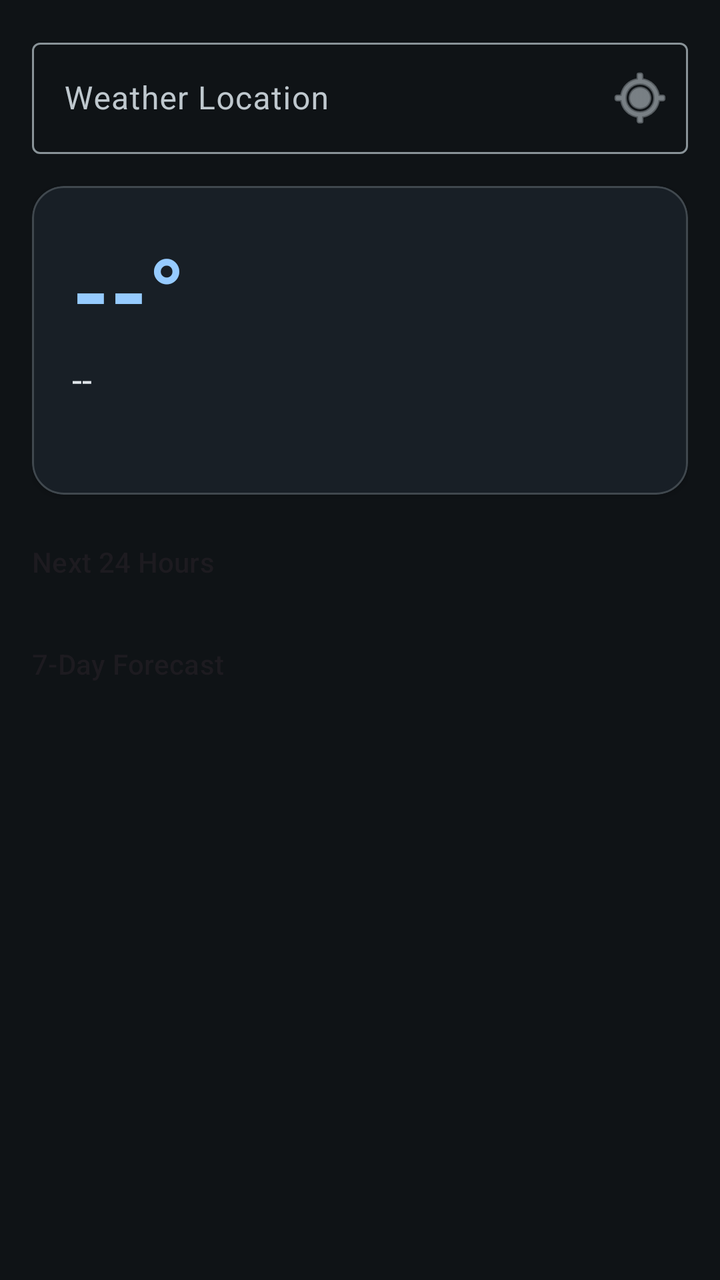
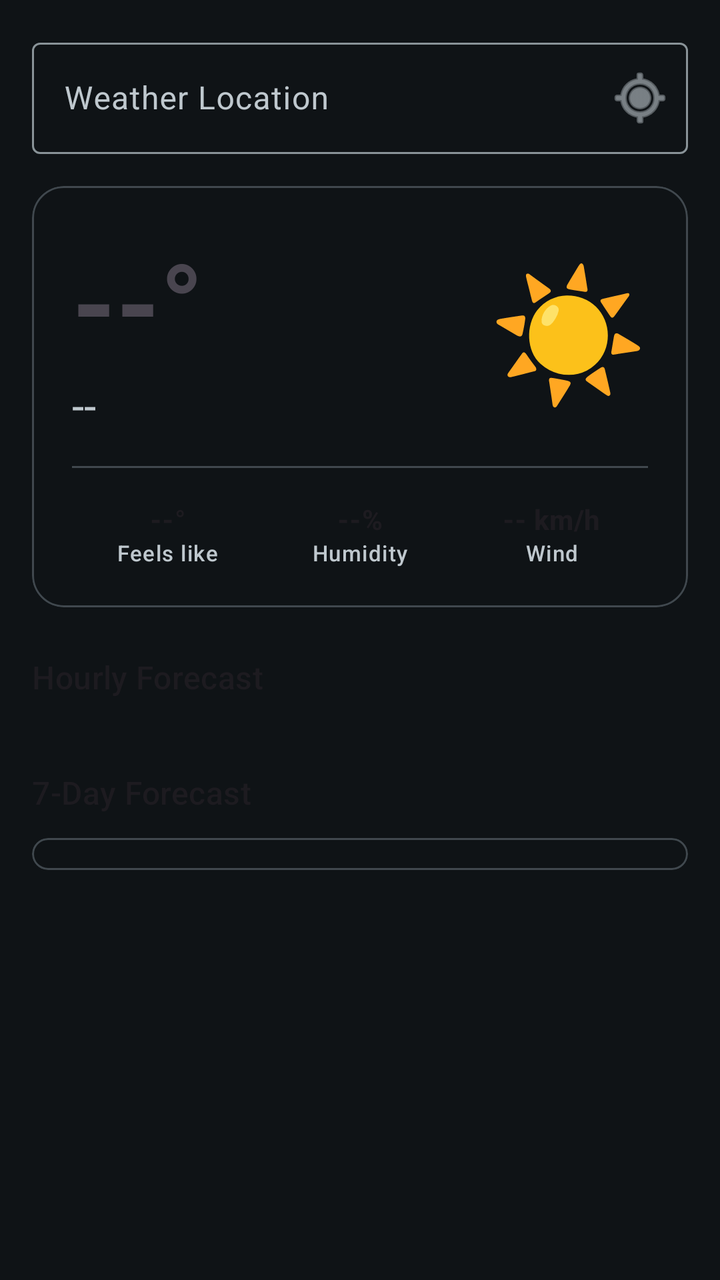

Before-and-after screenshots of an Android layout around one commit, followed by the original layout XML and the change that was made.
<!-- AndroidManifest.xml: application theme Theme.RiverSong -->
<!-- res/layout/fragment_feeds_weather.xml -->
<?xml version="1.0" encoding="utf-8"?>
<androidx.core.widget.NestedScrollView
    xmlns:android="http://schemas.android.com/apk/res/android"
    xmlns:app="http://schemas.android.com/apk/res-auto"
    android:layout_width="match_parent"
    android:layout_height="match_parent">

    <LinearLayout
        android:layout_width="match_parent"
        android:layout_height="wrap_content"
        android:orientation="vertical"
        android:padding="16dp">

        <com.google.android.material.textfield.TextInputLayout
            android:id="@+id/layoutLocation"
            style="@style/Widget.Material3.TextInputLayout.OutlinedBox"
            android:layout_width="match_parent"
            android:layout_height="wrap_content"
            android:hint="Weather Location"
            app:endIconMode="custom"
            app:endIconDrawable="@android:drawable/ic_menu_mylocation">
            <com.google.android.material.textfield.TextInputEditText
                android:id="@+id/editTextLocation"
                android:layout_width="match_parent"
                android:layout_height="wrap_content"
                android:imeOptions="actionDone"
                android:inputType="textCapWords" />
        </com.google.android.material.textfield.TextInputLayout>

        <com.google.android.material.card.MaterialCardView
            android:id="@+id/cardCurrentWeather"
            android:layout_width="match_parent"
            android:layout_height="wrap_content"
            android:layout_marginTop="16dp"
            app:cardElevation="2dp"
            app:cardCornerRadius="16dp">

            <LinearLayout
                android:layout_width="match_parent"
                android:layout_height="wrap_content"
                android:orientation="vertical"
                android:padding="20dp">

                <TextView
                    android:id="@+id/textViewWeatherTemp"
                    android:layout_width="wrap_content"
                    android:layout_height="wrap_content"
                    android:textSize="48sp"
                    android:textStyle="bold"
                    android:textColor="?attr/colorPrimary"
                    android:text="--°" />

                <TextView
                    android:id="@+id/textViewWeatherCondition"
                    android:layout_width="wrap_content"
                    android:layout_height="wrap_content"
                    android:textSize="18sp"
                    android:textColor="?attr/colorOnSurface"
                    android:text="--" />

                <TextView
                    android:id="@+id/textViewWeatherDetails"
                    android:layout_width="wrap_content"
                    android:layout_height="wrap_content"
                    android:textSize="13sp"
                    android:textColor="?attr/colorOnSurfaceVariant"
                    android:layout_marginTop="8dp"
                    android:text="" />

            </LinearLayout>
        </com.google.android.material.card.MaterialCardView>

        
        <TextView
            android:layout_width="match_parent"
            android:layout_height="wrap_content"
            android:text="Next 24 Hours"
            android:textAppearance="@style/TextAppearance.Material3.LabelLarge"
            android:layout_marginTop="24dp"
            android:layout_marginBottom="8dp" />

        <HorizontalScrollView
            android:layout_width="match_parent"
            android:layout_height="wrap_content"
            android:scrollbars="none">
            <LinearLayout
                android:id="@+id/layoutHourly"
                android:layout_width="wrap_content"
                android:layout_height="wrap_content"
                android:orientation="horizontal" />
        </HorizontalScrollView>

        
        <TextView
            android:layout_width="match_parent"
            android:layout_height="wrap_content"
            android:text="7-Day Forecast"
            android:textAppearance="@style/TextAppearance.Material3.LabelLarge"
            android:layout_marginTop="24dp"
            android:layout_marginBottom="8dp" />

        <androidx.recyclerview.widget.RecyclerView
            android:id="@+id/recyclerViewDaily"
            android:layout_width="match_parent"
            android:layout_height="wrap_content"
            android:nestedScrollingEnabled="false" />

        
        <com.google.android.material.card.MaterialCardView
            android:id="@+id/cardWeatherAlerts"
            android:layout_width="match_parent"
            android:layout_height="wrap_content"
            android:layout_marginTop="24dp"
            android:visibility="gone"
            android:backgroundTint="@color/river_song_error_container"
            app:cardElevation="0dp"
            app:strokeWidth="1dp"
            app:strokeColor="?attr/colorError">

            <LinearLayout
                android:id="@+id/layoutAlerts"
                android:layout_width="match_parent"
                android:layout_height="wrap_content"
                android:orientation="vertical"
                android:padding="16dp">
                <TextView
                    android:layout_width="match_parent"
                    android:layout_height="wrap_content"
                    android:text="⚠ Weather Alerts"
                    android:textStyle="bold"
                    android:textColor="?attr/colorOnErrorContainer" />
            </LinearLayout>
        </com.google.android.material.card.MaterialCardView>

    </LinearLayout>
</androidx.core.widget.NestedScrollView>
<!-- resources referenced by this layout -->
<resources>
  <color name="river_song_error_container">#93000A</color>
  <color name="rs_blue_primary">#96CBFF</color>
  <color name="rs_blue_on_primary">#003354</color>
  <color name="rs_blue_primary_container">#004A77</color>
  <color name="rs_blue_on_primary_container">#CAE6FF</color>
  <color name="rs_blue_secondary">#B6C9D9</color>
  <color name="rs_blue_on_secondary">#213242</color>
  <color name="rs_blue_secondary_container">#384959</color>
  <color name="rs_blue_on_secondary_container">#D2E5F5</color>
  <color name="rs_blue_tertiary">#D9BBFF</color>
  <color name="rs_blue_on_tertiary">#3E1F77</color>
  <color name="rs_blue_tertiary_container">#55368F</color>
  <color name="rs_blue_on_tertiary_container">#EEDCFF</color>
  <color name="rs_blue_error">#FFB4AB</color>
  <color name="rs_blue_on_error">#690005</color>
  <color name="rs_blue_error_container">#93000A</color>
  <color name="rs_blue_on_error_container">#FFDAD6</color>
  <color name="rs_blue_background">#0F1316</color>
  <color name="rs_blue_on_surface">#DEE4E9</color>
  <color name="rs_blue_surface">#0F1316</color>
  <color name="rs_blue_surface_variant">#1B2023</color>
  <color name="rs_blue_on_surface_variant">#BFC8CE</color>
  <color name="rs_blue_outline">#899398</color>
  <color name="rs_blue_outline_variant">#40484E</color>
  <color name="rs_blue_warn">#FFB86C</color>
  <style name="ShapeAppearance.RiverSong.XS" parent="">
          <item name="cornerSize">4dp</item>
      </style>
  <style name="ShapeAppearance.RiverSong.SM" parent="">
          <item name="cornerSize">8dp</item>
      </style>
  <style name="ShapeAppearance.RiverSong.MD" parent="">
          <item name="cornerSize">12dp</item>
      </style>
  <style name="ShapeAppearance.RiverSong.LG" parent="">
          <item name="cornerSize">16dp</item>
      </style>
  <style name="ShapeAppearance.RiverSong.XL" parent="">
          <item name="cornerSize">20dp</item>
      </style>
  <!-- unchanged entries left out for length: 1 -->
</resources>

<!-- the commit's change to res/layout/fragment_feeds_weather.xml (unified diff, before → after) -->
@@ -1,7 +1,7 @@
 <?xml version="1.0" encoding="utf-8"?>
-<androidx.core.widget.NestedScrollView
-    xmlns:android="http://schemas.android.com/apk/res/android"
+<androidx.core.widget.NestedScrollView xmlns:android="http://schemas.android.com/apk/res/android"
     xmlns:app="http://schemas.android.com/apk/res-auto"
+    xmlns:tools="http://schemas.android.com/tools"
     android:layout_width="match_parent"
     android:layout_height="match_parent">
 
@@ -27,13 +27,16 @@
                 android:inputType="textCapWords" />
         </com.google.android.material.textfield.TextInputLayout>
 
+        
         <com.google.android.material.card.MaterialCardView
             android:id="@+id/cardCurrentWeather"
             android:layout_width="match_parent"
             android:layout_height="wrap_content"
             android:layout_marginTop="16dp"
-            app:cardElevation="2dp"
-            app:cardCornerRadius="16dp">
+            app:cardCornerRadius="16dp"
+            app:cardElevation="0dp"
+            app:strokeWidth="1dp"
+            app:strokeColor="?attr/colorOutlineVariant">
 
             <LinearLayout
                 android:layout_width="match_parent"
@@ -41,32 +44,117 @@
                 android:orientation="vertical"
                 android:padding="20dp">
 
-                <TextView
-                    android:id="@+id/textViewWeatherTemp"
-                    android:layout_width="wrap_content"
+                <LinearLayout
+                    android:layout_width="match_parent"
                     android:layout_height="wrap_content"
-                    android:textSize="48sp"
-                    android:textStyle="bold"
-                    android:textColor="?attr/colorPrimary"
-                    android:text="--°" />
-
-                <TextView
-                    android:id="@+id/textViewWeatherCondition"
-                    android:layout_width="wrap_content"
+                    android:gravity="center_vertical"
+                    android:orientation="horizontal">
+
+                    <LinearLayout
+                        android:layout_width="0dp"
+                        android:layout_height="wrap_content"
+                        android:layout_weight="1"
+                        android:orientation="vertical">
+                        <TextView
+                            android:id="@+id/textViewWeatherTemp"
+                            android:layout_width="wrap_content"
+                            android:layout_height="wrap_content"
+                            android:text="--°"
+                            android:textAppearance="@style/TextAppearance.Material3.HeadlineLarge"
+                            android:textSize="56sp"
+                            android:textStyle="bold" />
+                        <TextView
+                            android:id="@+id/textViewWeatherCondition"
+                            android:layout_width="wrap_content"
+                            android:layout_height="wrap_content"
+                            android:text="--"
+                            android:textAppearance="@style/TextAppearance.Material3.TitleLarge"
+                            android:textColor="?attr/colorOnSurfaceVariant" />
+                    </LinearLayout>
+
+                    <TextView
+                        android:id="@+id/textViewWeatherIcon"
+                        android:layout_width="wrap_content"
+                        android:layout_height="wrap_content"
+                        android:text="☀️"
+                        android:textSize="64sp" />
+                </LinearLayout>
+
+                <View
+                    android:layout_width="match_parent"
+                    android:layout_height="1dp"
+                    android:layout_marginVertical="16dp"
+                    android:background="?attr/colorOutlineVariant" />
+
+                <LinearLayout
+                    android:layout_width="match_parent"
                     android:layout_height="wrap_content"
-                    android:textSize="18sp"
-                    android:textColor="?attr/colorOnSurface"
-                    android:text="--" />
-
-                <TextView
-                    android:id="@+id/textViewWeatherDetails"
-                    android:layout_width="wrap_content"
-                    android:layout_height="wrap_content"
-                    android:textSize="13sp"
-                    android:textColor="?attr/colorOnSurfaceVariant"
-                    android:layout_marginTop="8dp"
-                    android:text="" />
-
+                    android:orientation="horizontal">
+
+                    <LinearLayout
+                        android:layout_width="0dp"
+                        android:layout_height="wrap_content"
+                        android:layout_weight="1"
+                        android:gravity="center"
+                        android:orientation="vertical">
+                        <TextView
+                            android:id="@+id/textViewFeelsLike"
+                            android:layout_width="wrap_content"
+                            android:layout_height="wrap_content"
+                            android:text="--°"
+                            android:textAppearance="@style/TextAppearance.Material3.LabelLarge"
+                            android:textStyle="bold" />
+                        <TextView
+                            android:layout_width="wrap_content"
+                            android:layout_height="wrap_content"
+                            android:text="Feels like"
+                            android:textAppearance="@style/TextAppearance.Material3.LabelSmall"
+                            android:textColor="?attr/colorOnSurfaceVariant" />
+                    </LinearLayout>
+
+                    <LinearLayout
+                        android:layout_width="0dp"
+                        android:layout_height="wrap_content"
+                        android:layout_weight="1"
+                        android:gravity="center"
+                        android:orientation="vertical">
+                        <TextView
+                            android:id="@+id/textViewHumidity"
+                            android:layout_width="wrap_content"
+                            android:layout_height="wrap_content"
+                            android:text="--%"
+                            android:textAppearance="@style/TextAppearance.Material3.LabelLarge"
+                            android:textStyle="bold" />
+                        <TextView
+                            android:layout_width="wrap_content"
+                            android:layout_height="wrap_content"
+                            android:text="Humidity"
+                            android:textAppearance="@style/TextAppearance.Material3.LabelSmall"
+                            android:textColor="?attr/colorOnSurfaceVariant" />
+                    </LinearLayout>
+
+                    <LinearLayout
+                        android:layout_width="0dp"
+                        android:layout_height="wrap_content"
+                        android:layout_weight="1"
+                        android:gravity="center"
+                        android:orientation="vertical">
+                        <TextView
+                            android:id="@+id/textViewWind"
+                            android:layout_width="wrap_content"
+                            android:layout_height="wrap_content"
+                            android:text="-- km/h"
+                            android:textAppearance="@style/TextAppearance.Material3.LabelLarge"
+                            android:textStyle="bold" />
+                        <TextView
+                            android:layout_width="wrap_content"
+                            android:layout_height="wrap_content"
+                            android:text="Wind"
+                            android:textAppearance="@style/TextAppearance.Material3.LabelSmall"
+                            android:textColor="?attr/colorOnSurfaceVariant" />
+                    </LinearLayout>
+
+                </LinearLayout>
             </LinearLayout>
         </com.google.android.material.card.MaterialCardView>
 
@@ -74,14 +162,15 @@
         <TextView
             android:layout_width="match_parent"
             android:layout_height="wrap_content"
-            android:text="Next 24 Hours"
-            android:textAppearance="@style/TextAppearance.Material3.LabelLarge"
             android:layout_marginTop="24dp"
-            android:layout_marginBottom="8dp" />
+            android:text="Hourly Forecast"
+            android:textAppearance="@style/TextAppearance.Material3.TitleMedium" />
 
         <HorizontalScrollView
-            android:layout_width="match_parent"
-            android:layout_height="wrap_content"
+            android:id="@+id/scrollViewHourly"
+            android:layout_width="match_parent"
+            android:layout_height="wrap_content"
+            android:layout_marginTop="12dp"
             android:scrollbars="none">
             <LinearLayout
                 android:id="@+id/layoutHourly"
@@ -94,16 +183,25 @@
         <TextView
             android:layout_width="match_parent"
             android:layout_height="wrap_content"
+            android:layout_marginTop="24dp"
             android:text="7-Day Forecast"
-            android:textAppearance="@style/TextAppearance.Material3.LabelLarge"
-            android:layout_marginTop="24dp"
-            android:layout_marginBottom="8dp" />
-
-        <androidx.recyclerview.widget.RecyclerView
-            android:id="@+id/recyclerViewDaily"
-            android:layout_width="match_parent"
-            android:layout_height="wrap_content"
-            android:nestedScrollingEnabled="false" />
+            android:textAppearance="@style/TextAppearance.Material3.TitleMedium" />
+
+        <com.google.android.material.card.MaterialCardView
+            android:layout_width="match_parent"
+            android:layout_height="wrap_content"
+            android:layout_marginTop="12dp"
+            app:cardCornerRadius="16dp"
+            app:cardElevation="0dp"
+            app:strokeWidth="1dp"
+            app:strokeColor="?attr/colorOutlineVariant">
+            <androidx.recyclerview.widget.RecyclerView
+                android:id="@+id/recyclerViewDaily"
+                android:layout_width="match_parent"
+                android:layout_height="wrap_content"
+                android:nestedScrollingEnabled="false"
+                android:paddingVertical="8dp" />
+        </com.google.android.material.card.MaterialCardView>
 
         
         <com.google.android.material.card.MaterialCardView
@@ -112,11 +210,9 @@
             android:layout_height="wrap_content"
             android:layout_marginTop="24dp"
             android:visibility="gone"
-            android:backgroundTint="@color/river_song_error_container"
             app:cardElevation="0dp"
             app:strokeWidth="1dp"
             app:strokeColor="?attr/colorError">
-
             <LinearLayout
                 android:id="@+id/layoutAlerts"
                 android:layout_width="match_parent"
@@ -128,7 +224,7 @@
                     android:layout_height="wrap_content"
                     android:text="⚠ Weather Alerts"
                     android:textStyle="bold"
-                    android:textColor="?attr/colorOnErrorContainer" />
+                    android:textColor="?attr/colorError" />
             </LinearLayout>
         </com.google.android.material.card.MaterialCardView>
 
<!-- resource entries referenced after the edit -->
@@ -1,6 +1,5 @@
 <!-- resources referenced by this layout -->
 <resources>
-  <color name="river_song_error_container">#93000A</color>
   <color name="rs_blue_primary">#96CBFF</color>
   <color name="rs_blue_on_primary">#003354</color>
   <color name="rs_blue_primary_container">#004A77</color>
